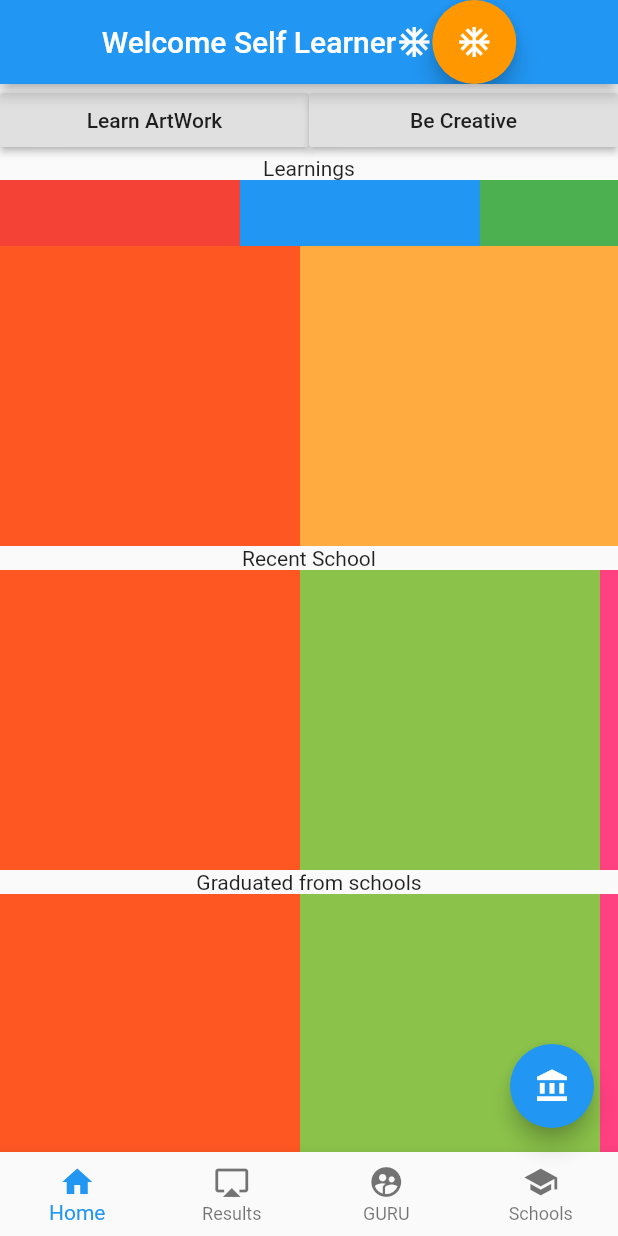
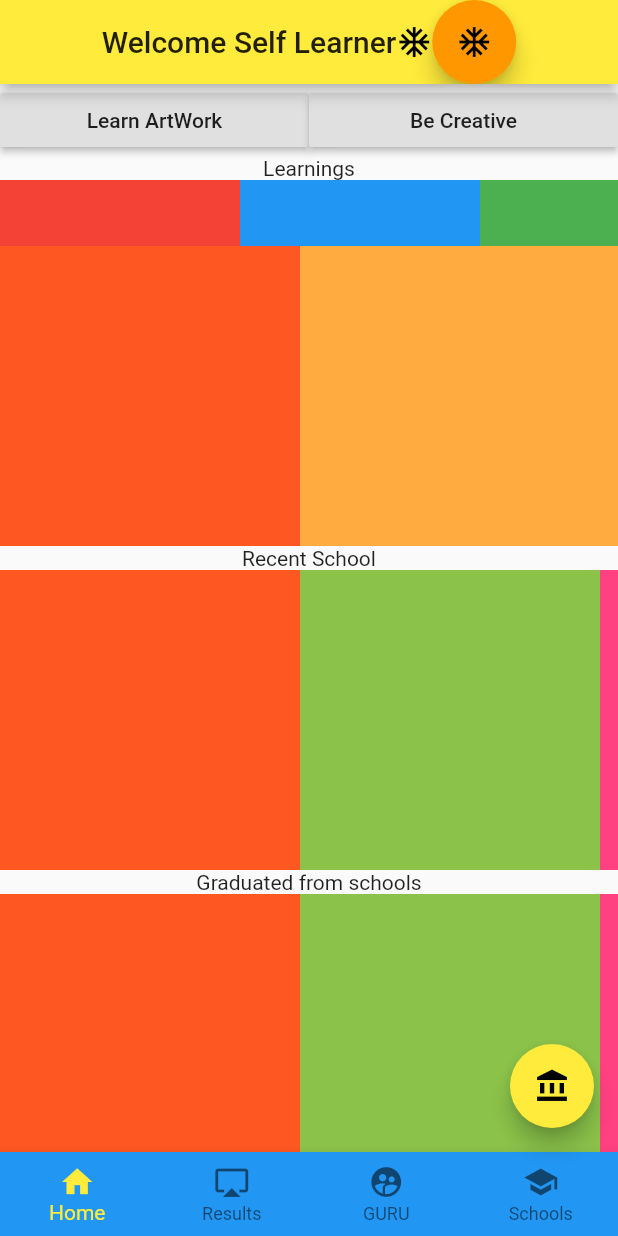
Before and after one commit to shyam1s15/ECAT, a Flutter app: the screen it shows after launch, after a tap on the "ac unit" icon, on a phone screen of 412 x 824 dp. Run offline on Flutter 3.47's test engine with Material 2 defaults, Android fonts, the phone set to English and light mode, and no system bars.

Commit message:
Added a sample router

```diff
--- a/lib/dashboard/TopFaculties.dart
+++ b/lib/dashboard/TopFaculties.dart
@@ -8,8 +8,8 @@ class RecommendedFaculties extends StatefulWidget {
 class _RecommendedFacultiesState extends State<RecommendedFaculties> {
   @override
   Widget build(BuildContext context) {
-    return Expanded(
-      child: Container(
+    return Container(
+      height: 300,
       // color: Colors.black38,
       child: ListView(
         scrollDirection: Axis.horizontal,
@@ -41,7 +41,6 @@ class _RecommendedFacultiesState extends State<RecommendedFaculties> {
           ),
         ],
       ),
-      ),
     );
   }
 }
--- a/lib/main.dart
+++ b/lib/main.dart
@@ -1,14 +1,19 @@
+import 'package:Ecat/routes/routes.dart';
 import 'package:flutter/material.dart';
 import 'dashboard/footer.dart';
 import 'dashboard/topBar.dart';
 import 'dashboard/learnings.dart';
 import 'dashboard/recentSchools.dart';
 import 'dashboard/TopFaculties.dart';
+import 'results/index.dart';
+import 'guru/dashboard.dart';
+import 'schools/index.dart';
 
 void main() {
-  runApp(MyApp());
+  runApp(Dashboard());
 }
 
+// Below class is no more used as we follow stateful things
 class MyApp extends StatelessWidget {
   // This widget is the root of your application.
   @override
@@ -16,22 +21,9 @@ class MyApp extends StatelessWidget {
     return MaterialApp(
       title: 'Dashboard',
       theme: ThemeData(
-        // This is the theme of your application.
-        //
-        // Try running your application with "flutter run". You'll see the
-        // application has a blue toolbar. Then, without quitting the app, try
-        // changing the primarySwatch below to Colors.green and then invoke
-        // "hot reload" (press "r" in the console where you ran "flutter run",
-        // or simply save your changes to "hot reload" in a Flutter IDE).
-        // Notice that the counter didn't reset back to zero; the application
-        // is not restarted.
         primarySwatch: Colors.blue,
-        // This makes the visual density adapt to the platform that you run
-        // the app on. For desktop platforms, the controls will be smaller and
-        // closer together (more dense) than on mobile platforms.
         visualDensity: VisualDensity.adaptivePlatformDensity,
       ),
-      // home: MyHomePage(title: 'Flutter Demo Home Page'),
       home: Scaffold(
         appBar: AppBar(
           title: Container(
@@ -70,11 +62,13 @@ class MyApp extends StatelessWidget {
             currentIndex: 0,
             type: BottomNavigationBarType.fixed,
             items: [
-          BottomNavigationBarItem(icon: Icon(Icons.home), title: Text('Home')),
+              BottomNavigationBarItem(
+                  icon: Icon(Icons.home), title: Text('Home')),
               BottomNavigationBarItem(
                   icon: Icon(Icons.airplay), title: Text('Results')),
               BottomNavigationBarItem(
-              icon: Icon(Icons.supervised_user_circle), title: Text('GURU')),
+                  icon: Icon(Icons.supervised_user_circle),
+                  title: Text('GURU')),
               BottomNavigationBarItem(
                   icon: Icon(Icons.school), title: Text('Schools')),
             ]),
@@ -83,87 +77,83 @@ class MyApp extends StatelessWidget {
   }
 }
 
-class MyHomePage extends StatefulWidget {
-  MyHomePage({Key key, this.title}) : super(key: key);
-
-  // This widget is the home page of your application. It is stateful, meaning
-  // that it has a State object (defined below) that contains fields that affect
-  // how it looks.
-
-  // This class is the configuration for the state. It holds the values (in this
-  // case the title) provided by the parent (in this case the App widget) and
-  // used by the build method of the State. Fields in a Widget subclass are
-  // always marked "final".
-
-  final String title;
-
+class Dashboard extends StatefulWidget {
   @override
-  _MyHomePageState createState() => _MyHomePageState();
+  _DashboardState createState() => _DashboardState();
 }
 
-class _MyHomePageState extends State<MyHomePage> {
-  int _counter = 0;
-
-  void _incrementCounter() {
-    setState(() {
-      // This call to setState tells the Flutter framework that something has
-      // changed in this State, which causes it to rerun the build method below
-      // so that the display can reflect the updated values. If we changed
-      // _counter without calling setState(), then the build method would not be
-      // called again, and so nothing would appear to happen.
-      _counter++;
-    });
-  }
+class _DashboardState extends State<Dashboard> {
+  int _currentBottomNavIndex = 0;
 
   @override
   Widget build(BuildContext context) {
-    // This method is rerun every time setState is called, for instance as done
-    // by the _incrementCounter method above.
-    //
-    // The Flutter framework has been optimized to make rerunning build methods
-    // fast, so that you can just rebuild anything that needs updating rather
-    // than having to individually change instances of widgets.
-    return Scaffold(
+    return MaterialApp(
+      title: 'Dashboard',
+      theme: ThemeData(
+        primarySwatch: Colors.yellow,
+        visualDensity: VisualDensity.adaptivePlatformDensity,
+        // primaryColor: Colors.white,
+      ),
+      home: Scaffold(
         appBar: AppBar(
-        // Here we take the value from the MyHomePage object that was created by
-        // the App.build method, and use it to set our appbar title.
-        title: Text(widget.title),
-      ),
-      body: Center(
-        // Center is a layout widget. It takes a single child and positions it
-        // in the middle of the parent.
-        child: Column(
-          // Column is also a layout widget. It takes a list of children and
-          // arranges them vertically. By default, it sizes itself to fit its
-          // children horizontally, and tries to be as tall as its parent.
-          //
-          // Invoke "debug painting" (press "p" in the console, choose the
-          // "Toggle Debug Paint" action from the Flutter Inspector in Android
-          // Studio, or the "Toggle Debug Paint" command in Visual Studio Code)
-          // to see the wireframe for each widget.
-          //
-          // Column has various properties to control how it sizes itself and
-          // how it positions its children. Here we use mainAxisAlignment to
-          // center the children vertically; the main axis here is the vertical
-          // axis because Columns are vertical (the cross axis would be
-          // horizontal).
+          title: Container(
+            child: Row(
               mainAxisAlignment: MainAxisAlignment.center,
               children: <Widget>[
-            Text(
-              'You have pushed the button this many times:',
+                Text('Welcome Self Learner'),
+                Icon(Icons.ac_unit),
+                FloatingActionButton(
+                  backgroundColor: Colors.orange,
+                  onPressed: () {},
+                  child: Icon(Icons.ac_unit),
+                )
+              ],
             ),
-            Text(
-              '$_counter',
-              style: Theme.of(context).textTheme.headline4,
           ),
+        ),
+        body: Container(
+          child: ListView(
+            scrollDirection: Axis.vertical,
+            children: <Widget>[
+              TopBar(),
+              Learnings(),
+              VistedRecommendedSchools(),
+              RecommendedFaculties(),
             ],
           ),
         ),
         floatingActionButton: FloatingActionButton(
-        onPressed: _incrementCounter,
-        tooltip: 'Increment',
-        child: Icon(Icons.add),
-      ), // This trailing comma makes auto-formatting nicer for build methods.
+          onPressed: null,
+          child: Icon(Icons.account_balance),
+        ),
+        // bottomNavigationBar: BottomAppBar(
+        //   child: Footer(),
+        // ),
+        bottomNavigationBar: BottomNavigationBar(
+          currentIndex: _currentBottomNavIndex,
+          backgroundColor: Theme.of(context).primaryColor,
+          type: BottomNavigationBarType.fixed,
+          items: [
+            BottomNavigationBarItem(
+                icon: Icon(Icons.home), title: Text('Home')),
+            BottomNavigationBarItem(
+                icon: Icon(Icons.airplay), title: Text('Results')),
+            BottomNavigationBarItem(
+                icon: Icon(Icons.supervised_user_circle), title: Text('GURU')),
+            BottomNavigationBarItem(
+                icon: Icon(Icons.school), title: Text('Schools')),
+          ],
+          onTap: (index) {
+            setState(() {
+              _currentBottomNavIndex = index;
+              // index==0 ?
+            });
+          },
+        ),
+      ),
+
+      onGenerateRoute: Router.generateRoute,
+      initialRoute: '/',
     );
   }
 }
--- /dev/null
+++ b/lib/routes/routes.dart
@@ -0,0 +1,30 @@
+import 'package:Ecat/guru/dashboard.dart';
+import 'package:Ecat/main.dart';
+import 'package:Ecat/results/index.dart';
+import 'package:Ecat/schools/index.dart';
+import 'package:flutter/material.dart';
+
+class Router {
+  static Route<dynamic> generateRoute(RouteSettings settings) {
+    // below is our data, which helps directly using it
+    final args = settings.arguments;
+
+    switch (settings.name) {
+      case '/':
+        return MaterialPageRoute(builder: (_) => Dashboard());
+      case '/results':
+        return MaterialPageRoute(builder: (_) => Results());
+      case '/guru':
+        return MaterialPageRoute(builder: (_) => GuruInit());
+      case '/schools':
+        return MaterialPageRoute(builder: (_) => schoolInit());
+
+      default:
+        return MaterialPageRoute(
+            builder: (_) => Scaffold(
+                  body: Center(
+                      child: Text('No route defined for ${settings.name}')),
+                ));
+    }
+  }
+}
```
Also changed, not shown: lib/results/index.dart (added, +15 -0 lines), lib/schools/index.dart (added, +15 -0 lines). Lines whose indentation alone changed are shown as unchanged.
